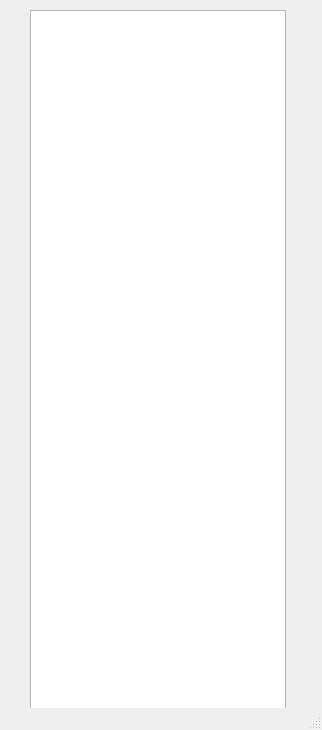
First picture: the form in UI/forms/OBSBasicCourseList.ui, repository HelloAWorld/obs-studio, before the edit.
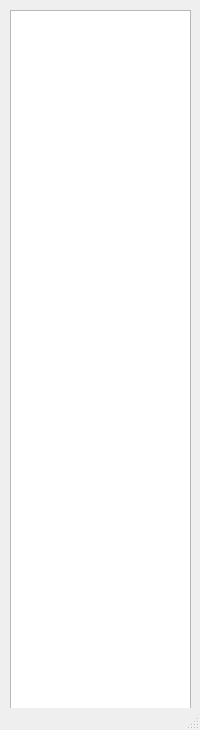
Second picture: the form after the edit.

```diff
--- a/UI/forms/OBSBasicCourseList.ui
+++ b/UI/forms/OBSBasicCourseList.ui
@@ -6,7 +6,7 @@
    <rect>
     <x>0</x>
     <y>0</y>
-    <width>322</width>
+    <width>200</width>
     <height>730</height>
    </rect>
   </property>
@@ -17,9 +17,9 @@
    <widget class="QListView" name="listView">
     <property name="geometry">
      <rect>
-      <x>30</x>
+      <x>10</x>
       <y>10</y>
-      <width>256</width>
+      <width>181</width>
       <height>730</height>
      </rect>
     </property>
```
Left out of the diff: 2 changed lines with no effect on the pictures.
